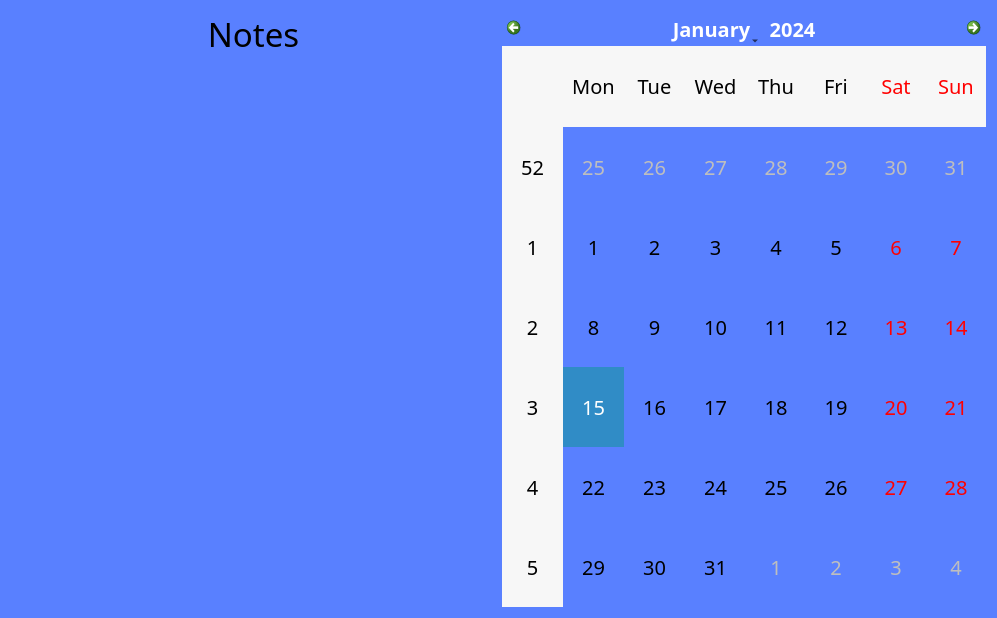
brasilnike/DNC, file DailyQuarantineApp/DailyQuarantineApp/MainWindowApp.ui: the form before one commit.
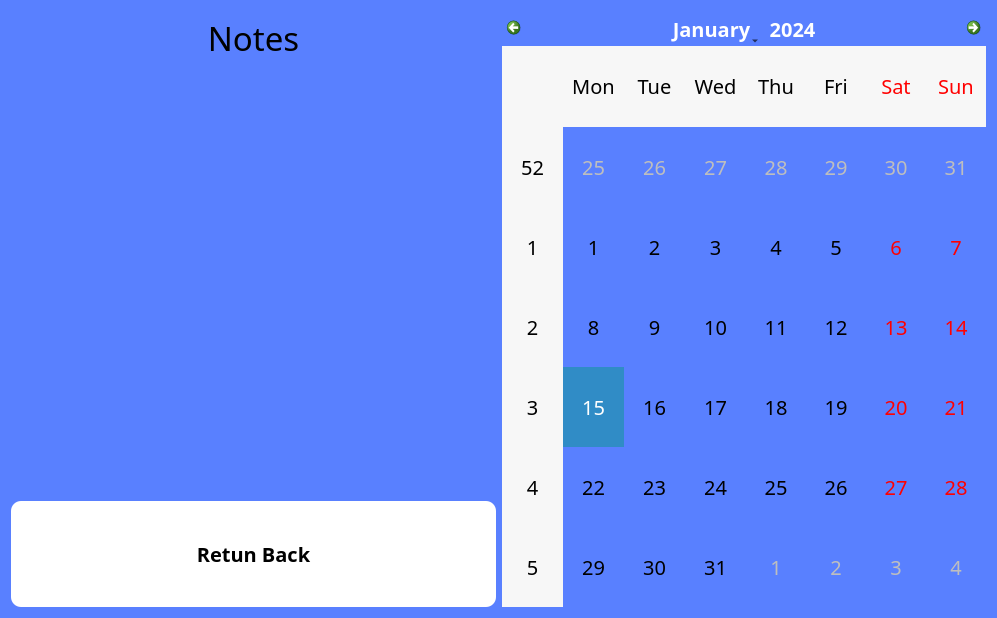
The form after the commit. The open tabs and pages were chosen to show the change.

```diff
--- a/DailyQuarantineApp/DailyQuarantineApp/MainWindowApp.ui
+++ b/DailyQuarantineApp/DailyQuarantineApp/MainWindowApp.ui
@@ -501,39 +501,72 @@
        <string notr="true">background-color: rgb(89, 128, 255);</string>
       </property>
       <layout class="QGridLayout" name="gridLayout_4">
-       <item row="1" column="0">
-        <widget class="QListWidget" name="listWidget">
-         <property name="font">
-          <font>
-           <family>Segoe UI Black</family>
-           <pointsize>20</pointsize>
-          </font>
-         </property>
-         <property name="styleSheet">
-          <string notr="true">border:0;</string>
-         </property>
-         <property name="wordWrap">
-          <bool>true</bool>
-         </property>
-        </widget>
+       <item row="0" column="0" rowspan="4">
+        <layout class="QVBoxLayout" name="verticalLayout" stretch="1,8,2">
+         <item>
+          <widget class="QLabel" name="label_10">
+           <property name="font">
+            <font>
+             <family>Segoe UI Black</family>
+             <pointsize>25</pointsize>
+            </font>
+           </property>
+           <property name="text">
+            <string>Notes</string>
+           </property>
+           <property name="alignment">
+            <set>Qt::AlignCenter</set>
+           </property>
+          </widget>
+         </item>
+         <item>
+          <widget class="QListWidget" name="listWidget">
+           <property name="font">
+            <font>
+             <family>Segoe UI Black</family>
+             <pointsize>20</pointsize>
+            </font>
+           </property>
+           <property name="styleSheet">
+            <string notr="true">border:0;</string>
+           </property>
+           <property name="wordWrap">
+            <bool>true</bool>
+           </property>
+          </widget>
+         </item>
+         <item>
+          <widget class="QPushButton" name="CalendarReturnButton">
+           <property name="sizePolicy">
+            <sizepolicy hsizetype="Expanding" vsizetype="Expanding">
+             <horstretch>0</horstretch>
+             <verstretch>0</verstretch>
+            </sizepolicy>
+           </property>
+           <property name="font">
+            <font>
+             <family>Segoe UI Black</family>
+             <pointsize>15</pointsize>
+             <weight>75</weight>
+             <italic>false</italic>
+             <bold>true</bold>
+            </font>
+           </property>
+           <property name="styleSheet">
+            <string notr="true">background-color: white;
+border-style:outset;
+border-radius:10px;
+border-color:black;
+padding 20px;</string>
+           </property>
+           <property name="text">
+            <string>Retun Back</string>
+           </property>
+          </widget>
+         </item>
+        </layout>
        </item>
-       <item row="0" column="0">
-        <widget class="QLabel" name="label_10">
-         <property name="font">
-          <font>
-           <family>Segoe UI Black</family>
-           <pointsize>25</pointsize>
-          </font>
-         </property>
-         <property name="text">
-          <string>Notes</string>
-         </property>
-         <property name="alignment">
-          <set>Qt::AlignCenter</set>
-         </property>
-        </widget>
-       </item>
-       <item row="0" column="1" rowspan="2">
+       <item row="0" column="1" rowspan="4">
         <widget class="QCalendarWidget" name="calendarWidget">
          <property name="font">
           <font>
```
Left out of the diff: 314 changed lines with no effect on the pictures.
